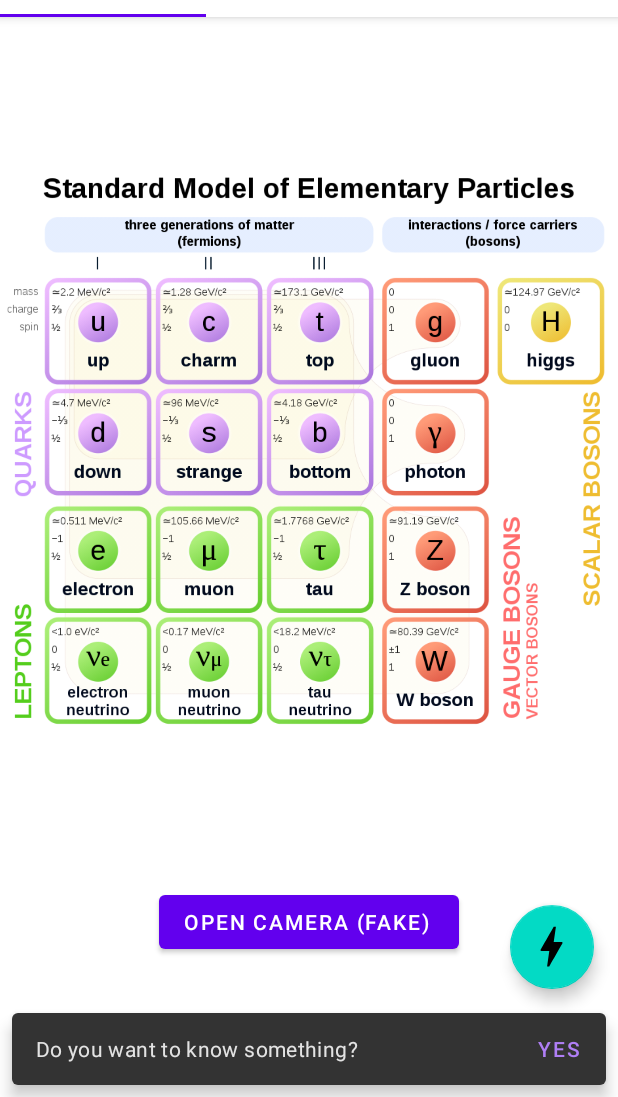
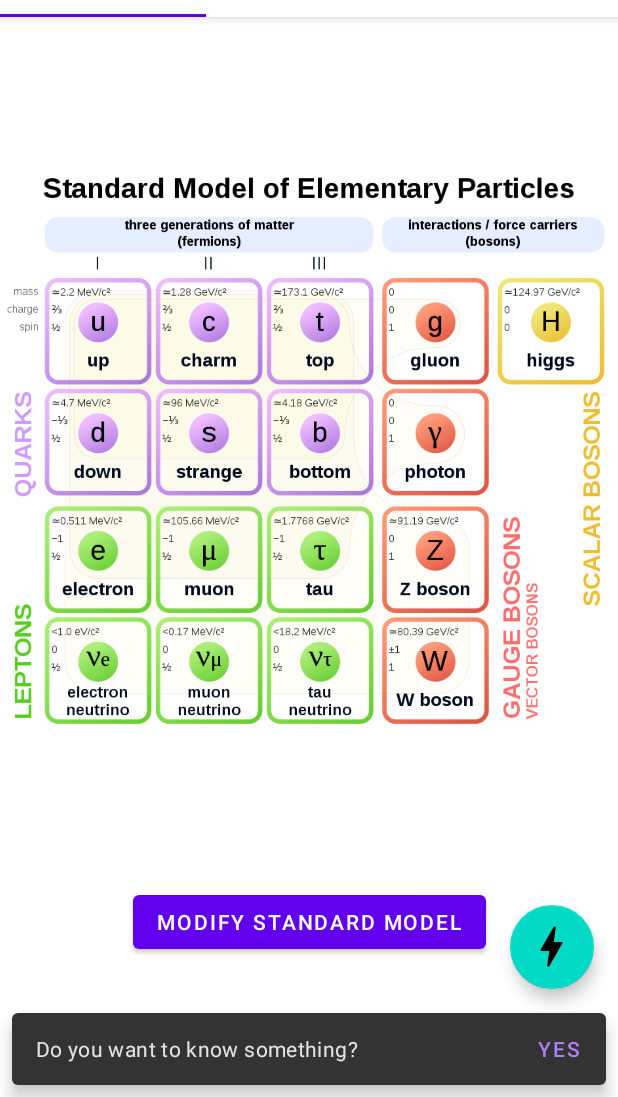
Before and after one commit to pau-enti/enti-particles, an Android app: the StandardModelFragment screen opened directly, with no data from a screen before it, after a tap on an icon or button, on a phone screen of 412 x 824 dp, the part 139-1236 px from its top. Run offline under Robolectric (Android 15) with nearby library versions, the phone set to English and light mode, and no system bars.

Commit message:
Use TakePicturePreview contract example

```diff
--- a/app/src/main/java/com/example/particles_example_app/ui/StandardModelFragment.kt
+++ b/app/src/main/java/com/example/particles_example_app/ui/StandardModelFragment.kt
@@ -3,15 +3,19 @@ package com.example.particles_example_app.ui
 import android.Manifest
 import android.content.pm.PackageManager
 import android.os.Bundle
-import androidx.fragment.app.Fragment
 import android.view.LayoutInflater
 import android.view.View
 import android.view.ViewGroup
 import android.widget.Button
+import android.widget.ImageView
 import androidx.activity.result.contract.ActivityResultContracts
+import androidx.activity.result.launch
 import androidx.core.content.ContextCompat
+import androidx.core.net.toUri
+import androidx.fragment.app.Fragment
 import com.example.particles_example_app.R
 import com.example.particles_example_app.utils.toast
+import java.io.File
 
 class StandardModelFragment : Fragment() {
 
@@ -23,6 +27,11 @@ class StandardModelFragment : Fragment() {
         return inflater.inflate(R.layout.fragment_standard_model, container, false)
     }
 
+    private val cameraLauncher =
+        registerForActivityResult(ActivityResultContracts.TakePicturePreview()) { bitmapThumbnail ->
+            view?.findViewById<ImageView>(R.id.standardModelImage)?.setImageBitmap(bitmapThumbnail)
+        }
+
     private val requestPermissionLauncher =
         registerForActivityResult(ActivityResultContracts.RequestPermission())
         { isGranted: Boolean ->
@@ -30,6 +39,7 @@ class StandardModelFragment : Fragment() {
                 // Permission is granted. Continue the action or workflow in your
                 // app.
                 context?.toast("Now I can use camera :)")
+                cameraLauncher.launch()
             } else {
                 // Explain to the user that the feature is unavailable because the
                 // features requires a permission that the user has denied. At the
@@ -55,6 +65,7 @@ class StandardModelFragment : Fragment() {
             ) {
                 // Ja tinc el permís
                 ctx.toast("I can use camera because I already have the permission :D")
+                cameraLauncher.launch()
             } else {
                 // No tinc el permís i l'he de sol·licitar
                 requestPermissionLauncher.launch(Manifest.permission.CAMERA)
--- a/app/src/main/res/layout/fragment_standard_model.xml
+++ b/app/src/main/res/layout/fragment_standard_model.xml
@@ -7,8 +7,8 @@
     tools:context=".ui.StandardModelFragment">
 
     <ImageView
-        android:id="@+id/imageView"
-        android:layout_width="wrap_content"
+        android:id="@+id/standardModelImage"
+        android:layout_width="0dp"
         android:layout_height="wrap_content"
         android:adjustViewBounds="true"
         app:layout_constraintBottom_toTopOf="@+id/requestPermissionsButton"
@@ -21,10 +21,10 @@
         android:id="@+id/requestPermissionsButton"
         android:layout_width="wrap_content"
         android:layout_height="wrap_content"
-        android:text="Open camera (Fake) "
+        android:text="Modify Standard Model"
         app:layout_constraintBottom_toBottomOf="parent"
         app:layout_constraintEnd_toEndOf="parent"
         app:layout_constraintStart_toStartOf="parent"
-        app:layout_constraintTop_toBottomOf="@+id/imageView" />
+        app:layout_constraintTop_toBottomOf="@+id/standardModelImage" />
 
 </androidx.constraintlayout.widget.ConstraintLayout>
--- a/app/src/main/res/xml/file_paths.xml
+++ /dev/null
@@ -1,4 +0,0 @@
-<?xml version="1.0" encoding="utf-8"?>
-<paths xmlns:android="http://schemas.android.com/apk/res/android">
-
-</paths>
```
